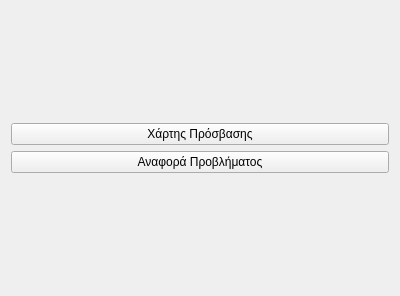
First picture: the form in src/ui/main-screen.ui, repository Elite-Build-Team/move-around, before the edit.
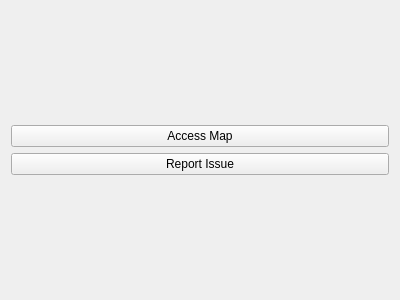
Second picture: the form after the edit.

What changed in the file:
```diff
--- a/src/ui/main-screen.ui
+++ b/src/ui/main-screen.ui
@@ -7,7 +7,7 @@
     <x>0</x>
     <y>0</y>
     <width>400</width>
-    <height>296</height>
+    <height>300</height>
    </rect>
   </property>
   <property name="windowTitle">
@@ -19,14 +19,14 @@
      <item>
       <widget class="QPushButton" name="pushButton_2">
        <property name="text">
-        <string>Χάρτης Πρόσβασης</string>
+        <string>Access Map</string>
        </property>
       </widget>
      </item>
      <item>
       <widget class="QPushButton" name="pushButton">
        <property name="text">
-        <string>Αναφορά Προβλήματος</string>
+        <string>Report Issue</string>
        </property>
       </widget>
      </item>
```
